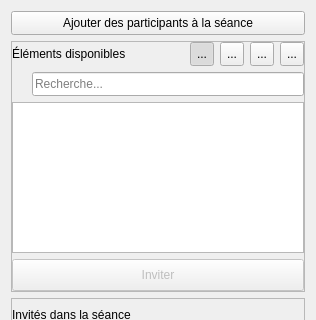
introlab/openteraplus, file client/src/SessionInviteWidget.ui: the form before one commit; both pictures show x 0 to 316 and y 0 to 320 of the 316 by 529 pixel window.
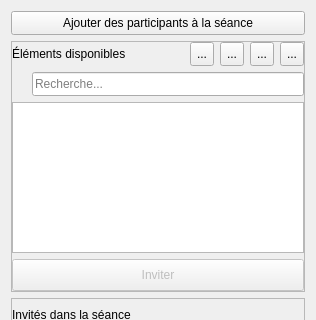
The form after the commit. Icons and pictures are not drawn.

The edit to the form file:
```diff
--- a/client/src/SessionInviteWidget.ui
+++ b/client/src/SessionInviteWidget.ui
@@ -108,7 +108,7 @@
            <bool>true</bool>
           </property>
           <property name="checked">
-           <bool>true</bool>
+           <bool>false</bool>
           </property>
           <property name="popupMode">
            <enum>QToolButton::InstantPopup</enum>
```
